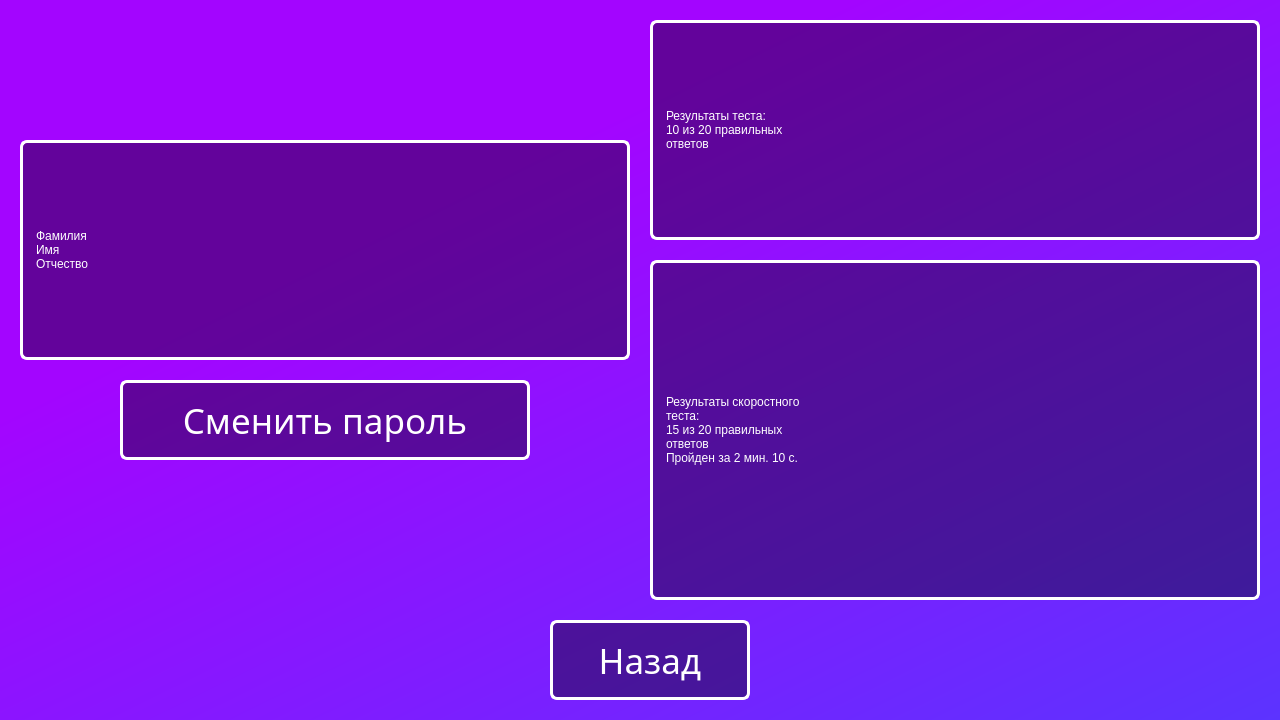
The window that profile.ui (Bubblegubm/appforstaff) describes before a commit, drawn with Qt 5.
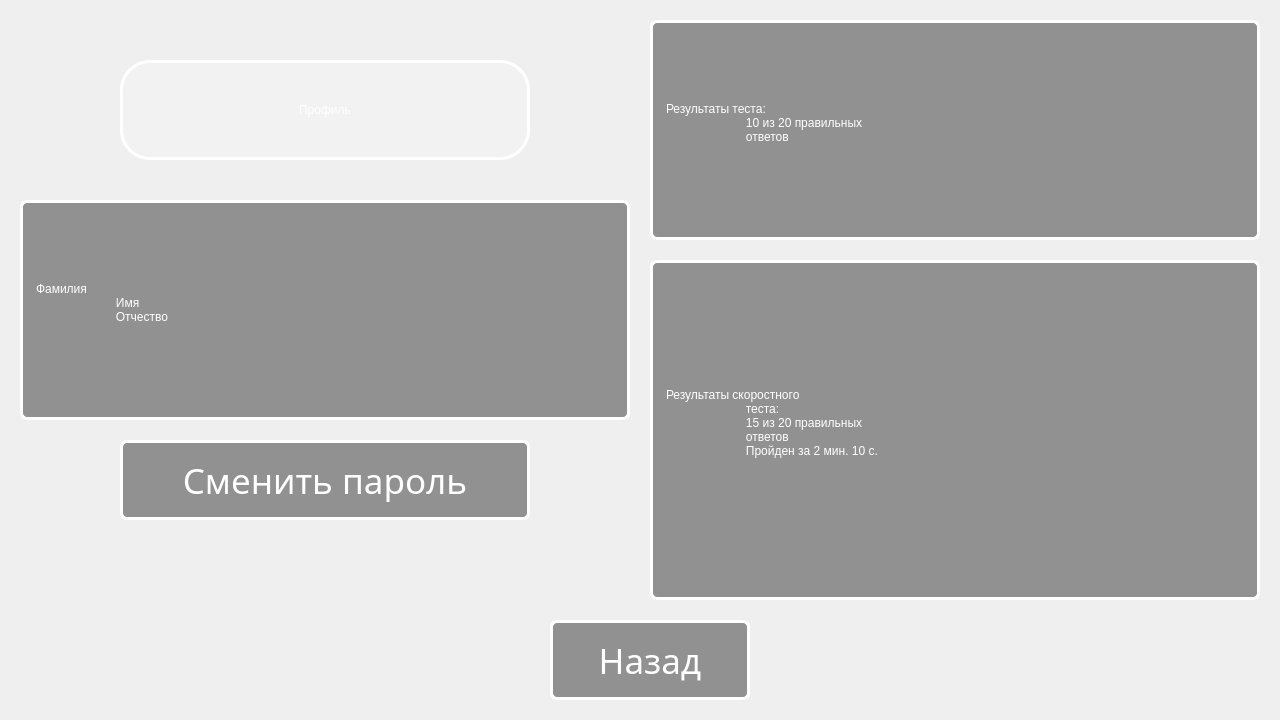
The same window after the commit.

The edit to the form file:
```diff
--- a/profile.ui
+++ b/profile.ui
@@ -17,7 +17,9 @@
    <string>MainWindow</string>
   </property>
   <property name="styleSheet">
-   <string notr="true">background-color: qlineargradient(spread:pad, x1:0.358, y1:0.266636, x2:1, y2:1, stop:0 rgba(163, 5, 255, 255), stop:1 rgba(92, 51, 255, 255))</string>
+            <string notr="true">background-color: qlineargradient(spread:pad, x1:0.358, y1:0.266636, x2:1, y2:1, stop:0
+                rgba(163, 5, 255, 255), stop:1 rgba(92, 51, 255, 255))
+            </string>
   </property>
   <widget class="QWidget" name="centralwidget">
    <widget class="QPushButton" name="ButtonBack">
@@ -76,7 +78,7 @@
     <property name="geometry">
      <rect>
       <x>120</x>
-      <y>380</y>
+                        <y>440</y>
       <width>410</width>
       <height>80</height>
      </rect>
@@ -137,8 +139,9 @@
     </property>
     <property name="text">
      <string>Результаты теста:
-10 из 20 правильных
-ответов</string>
+                        10 из 20 правильных
+                        ответов
+                    </string>
     </property>
     <property name="alignment">
      <set>Qt::AlignLeading|Qt::AlignLeft|Qt::AlignVCenter</set>
@@ -163,10 +166,11 @@
     </property>
     <property name="text">
      <string>Результаты скоростного
-теста:
-15 из 20 правильных
-ответов
-Пройден за 2 мин. 10 с.</string>
+                        теста:
+                        15 из 20 правильных
+                        ответов
+                        Пройден за 2 мин. 10 с.
+                    </string>
     </property>
     <property name="alignment">
      <set>Qt::AlignLeading|Qt::AlignLeft|Qt::AlignVCenter</set>
@@ -176,7 +180,7 @@
     <property name="geometry">
      <rect>
       <x>20</x>
-      <y>140</y>
+                        <y>200</y>
       <width>610</width>
       <height>220</height>
      </rect>
@@ -191,13 +195,45 @@
     </property>
     <property name="text">
      <string>Фамилия
-Имя
-Отчество</string>
+                        Имя
+                        Отчество
+                    </string>
     </property>
     <property name="alignment">
      <set>Qt::AlignLeading|Qt::AlignLeft|Qt::AlignVCenter</set>
     </property>
    </widget>
+            <widget class="QLabel" name="LableProfile">
+                <property name="geometry">
+                    <rect>
+                        <x>120</x>
+                        <y>60</y>
+                        <width>410</width>
+                        <height>100</height>
+                    </rect>
+                </property>
+                <property name="sizeIncrement">
+                    <size>
+                        <width>400</width>
+                        <height>100</height>
+                    </size>
+                </property>
+                <property name="styleSheet">
+                    <string notr="true">color: rgb(255, 255, 255);
+                        font: 40pt &quot;Ambient(RUS BY LYAJKA)&quot;;
+                        background-color: rgba(255, 255, 255, 50);
+                        border: 3px solid rgb(255, 255, 255);
+                        border-radius: 30px;
+
+                    </string>
+                </property>
+                <property name="text">
+                    <string>Профиль</string>
+                </property>
+                <property name="alignment">
+                    <set>Qt::AlignCenter</set>
+                </property>
+            </widget>
   </widget>
  </widget>
  <resources/>
```
Left out of the diff: 87 changed lines with no effect on the pictures. Lines whose indentation alone changed are shown as unchanged.
